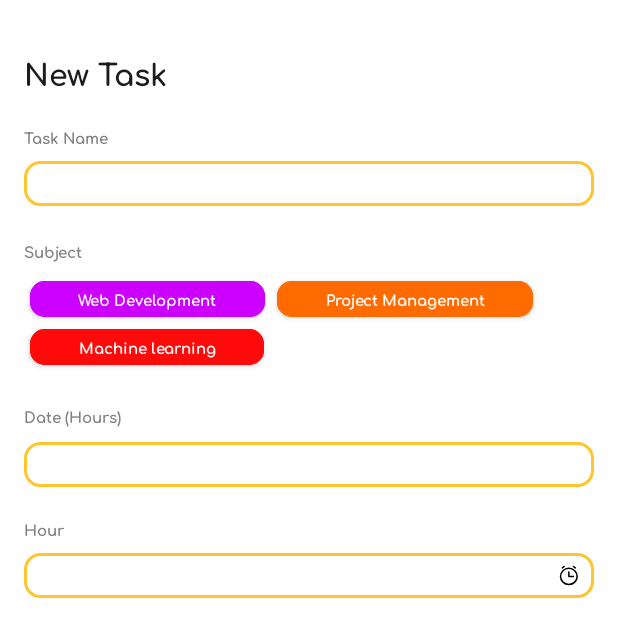
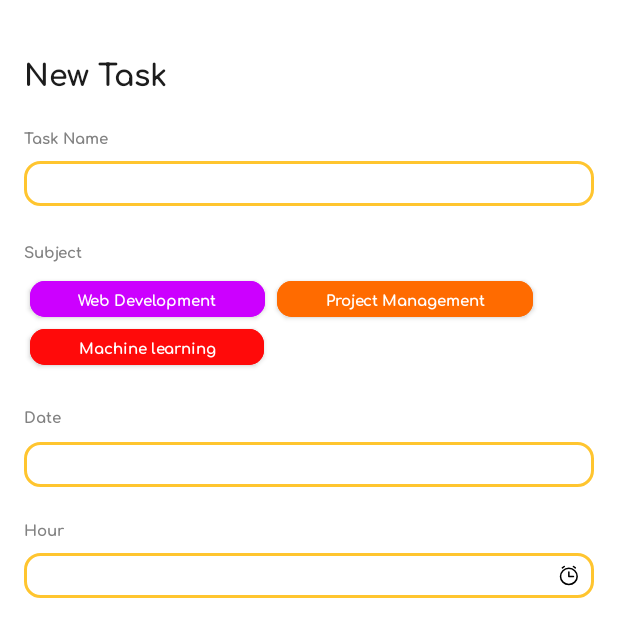
Before and after one commit to dfontalv20/UniTasker, an Android app: the fragment NewTaskFragment placed in its activity, on a phone screen of 412 x 824 dp, the top half of it. Run offline under Robolectric (Android 15) with nearby library versions, the phone set to English and light mode, and no system bars; our stand-ins replace FlexboxLayout.

Commit message:
fix: date text

```diff
--- a/app/src/main/res/values/strings.xml
+++ b/app/src/main/res/values/strings.xml
@@ -23,7 +23,7 @@
     <string name="subject">Subject</string>
     <string name="web_development">Web Development</string>
     <string name="project_management">Project Management</string>
-    <string name="date">Date (Hours)</string>
+    <string name="date">Date</string>
     <string name="hour">Hour</string>
     <string name="assign_automatically">Assign automatically</string>
     <string name="duration_hours">Duration (Hours)</string>
```
